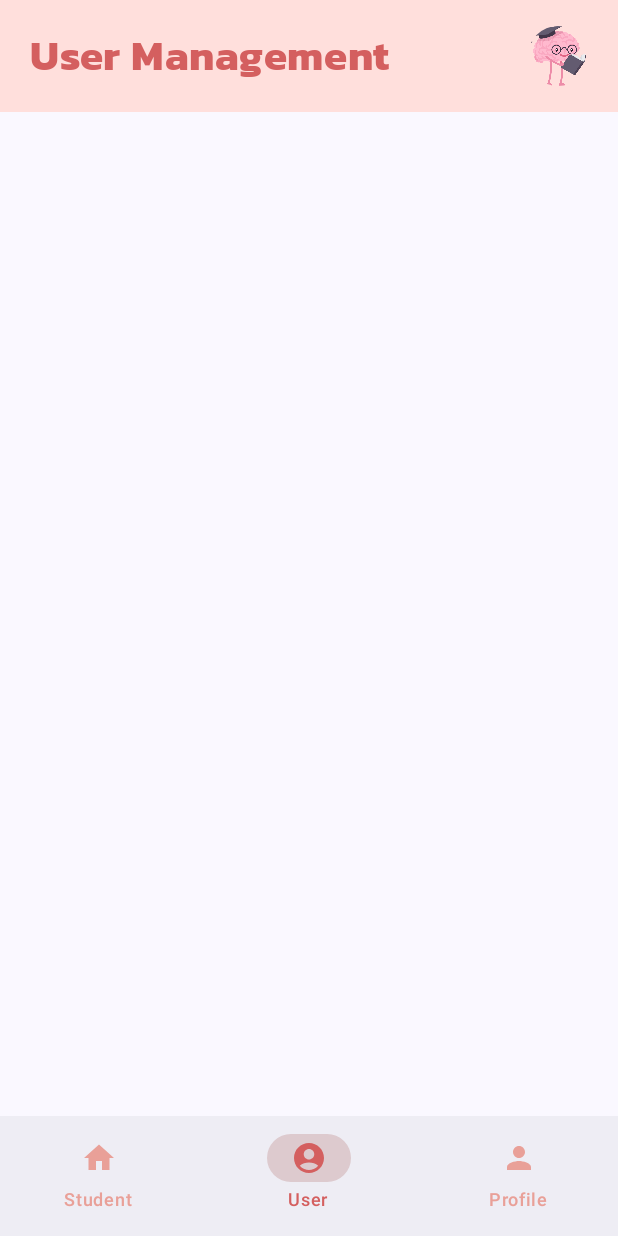
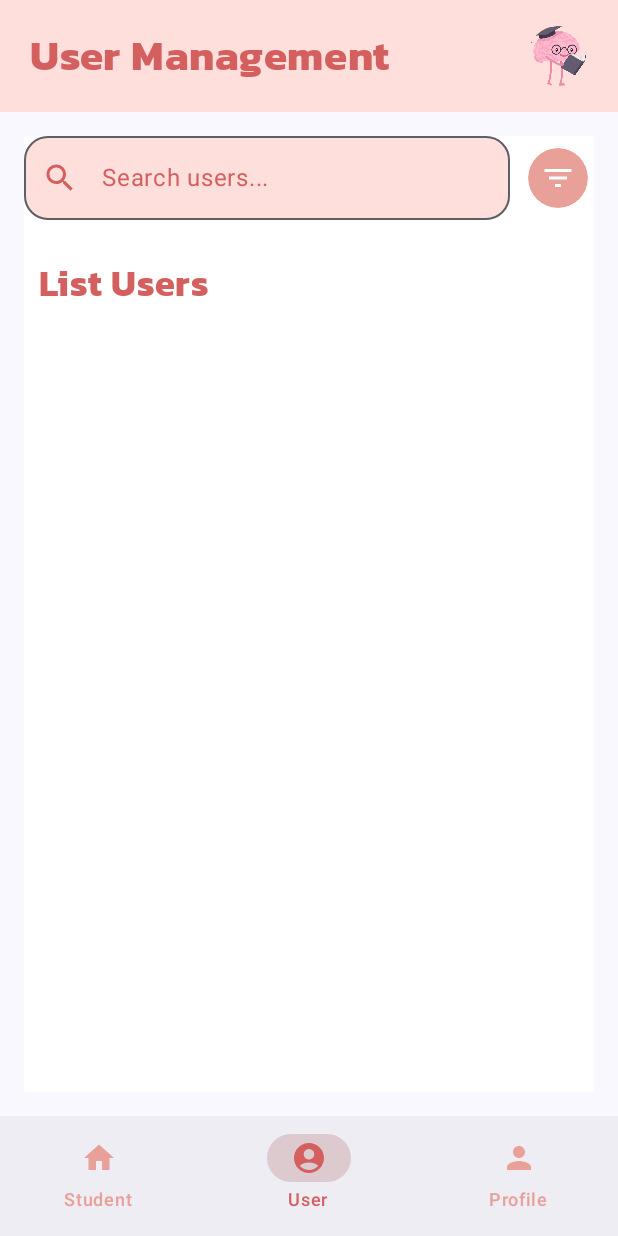
Before and after one commit to Tan-1106/Student-Information-Management, an Android app built with Jetpack Compose: the screen it shows after launch (MainActivity), item 2 of the bottom bar chosen, on a phone screen of 412 x 824 dp. Run offline under Robolectric (Android 15) with nearby library versions, the phone set to English and light mode, and no system bars; our stand-ins replace Firebase (no records; nobody signed in at launch, a user with empty details on screens opened directly).

Commit message:
Update UserManagement Screen

```diff
--- a/app/src/main/java/com/example/studentinformationmanagement/data/shared/LoginRepository.kt
+++ /dev/null
@@ -1,8 +0,0 @@
-package com.example.studentinformationmanagement.data.shared
-
-import com.google.firebase.auth.FirebaseAuth
-import kotlinx.coroutines.tasks.await
-
-class LoginRepository {
-    private val auth = Firebase
-}
--- a/app/src/main/java/com/example/studentinformationmanagement/ui/admin/AdminViewModel.kt
+++ b/app/src/main/java/com/example/studentinformationmanagement/ui/admin/AdminViewModel.kt
@@ -1,45 +1,64 @@
 package com.example.studentinformationmanagement.ui.admin
 
 import android.util.Log
+import androidx.compose.runtime.mutableStateOf
 import androidx.lifecycle.ViewModel
 import androidx.lifecycle.viewModelScope
 import com.example.studentinformationmanagement.data.admin.AdminRepository
 import com.example.studentinformationmanagement.data.admin.AdminUiState
 import com.example.studentinformationmanagement.data.admin.User
-import com.example.studentinformationmanagement.data.shared.LoginUiState
-import kotlinx.coroutines.Dispatchers
+import com.google.firebase.Firebase
+import com.google.firebase.firestore.firestore
 import kotlinx.coroutines.flow.MutableStateFlow
 import kotlinx.coroutines.flow.StateFlow
 import kotlinx.coroutines.flow.asStateFlow
-import kotlinx.coroutines.flow.update
 import kotlinx.coroutines.launch
+import androidx.compose.runtime.State
 
 class AdminViewModel : ViewModel() {
     private val repository = AdminRepository()
 
     private val _uiState = MutableStateFlow(AdminUiState())
-    val uiState: StateFlow<AdminUiState> =_uiState.asStateFlow()
+    val uiState: StateFlow<AdminUiState> = _uiState.asStateFlow()
 
-    // Fetch Users From FireStore
+    // Realtime User List
+    private val _userList = mutableStateOf<List<User>>(emptyList())
+    val userList: State<List<User>> = _userList
+
     init {
         fetchAllUsers()
     }
+
     private fun fetchAllUsers() {
-        viewModelScope.launch {
-            val result = repository.getAllUsers()
-            if (result.isSuccess) {
-                _uiState.value = _uiState.value.copy(userList = result.getOrNull() ?: emptyList())
-            } else {
-                Log.e("AdminViewModel", "Error while fetching user list.", result.exceptionOrNull())
+        // Dùng realtime Firestore listener giống ManagerViewModel
+        Firebase.firestore.collection("users")
+            .addSnapshotListener { snapshot, e ->
+                if (e != null || snapshot == null) {
+                    Log.e("Firestore", "Error fetching users: ${e?.message}")
+                    return@addSnapshotListener
+                }
+
+                val users = snapshot.documents.mapNotNull { doc ->
+                    try {
+                        doc.toObject(User::class.java)
+                    } catch (e: Exception) {
+                        Log.e("Firestore", "Parsing error: ${e.message}")
+                        null
+                    }
+                }
+
+                _userList.value = users
+
+                // Đồng bộ luôn vào AdminUiState nếu cần
+                _uiState.value = _uiState.value.copy(userList = users)
             }
-        }
     }
 
     fun onUserEditClicked(userPhoneNumber: String) {
-
+        // TODO: Xử lý sự kiện chỉnh sửa user
     }
 
     fun onUserSeeMoreClicked(userPhoneNumber: String) {
-
+        // TODO: Xử lý sự kiện xem thêm user
     }
 }
--- a/app/src/main/java/com/example/studentinformationmanagement/ui/admin/UserManagement.kt
+++ b/app/src/main/java/com/example/studentinformationmanagement/ui/admin/UserManagement.kt
@@ -1,15 +1,117 @@
 package com.example.studentinformationmanagement.ui.admin
 
-import androidx.compose.runtime.Composable
+import androidx.compose.foundation.background
+import androidx.compose.foundation.layout.*
+import androidx.compose.foundation.shape.RoundedCornerShape
+import androidx.compose.material.icons.Icons
+import androidx.compose.material.icons.filled.FilterList
+import androidx.compose.material.icons.filled.Search
+import androidx.compose.material3.*
+import androidx.compose.runtime.*
+import androidx.compose.ui.Alignment
 import androidx.compose.ui.Modifier
+import androidx.compose.ui.graphics.Color
+import androidx.compose.ui.text.TextStyle
+import androidx.compose.ui.text.input.TextFieldValue
+import androidx.compose.ui.tooling.preview.Preview
+import androidx.compose.ui.unit.dp
+import androidx.compose.ui.unit.sp
 import androidx.lifecycle.viewmodel.compose.viewModel
 import androidx.navigation.NavHostController
+import androidx.navigation.compose.rememberNavController
+import com.example.studentinformationmanagement.ui.shared.UserList
+import com.example.studentinformationmanagement.ui.theme.*
 
 @Composable
 fun UserManagement(
     modifier: Modifier = Modifier,
-    adminViewModel: AdminViewModel = viewModel(),
+    userViewModel: AdminViewModel = viewModel(),
     navController: NavHostController
 ) {
+    var searchText by remember { mutableStateOf(TextFieldValue("")) }
 
+    Box(
+        modifier = modifier
+            .fillMaxSize()
+            .padding(16.dp)
+            .background(Color.White)
+    ) {
+        Column(
+            modifier = Modifier
+                .fillMaxSize()
+                .padding(bottom = 10.dp)
+        ) {
+            // Search + Filter
+            Row(
+                modifier = Modifier
+                    .fillMaxWidth()
+                    .padding(bottom = 16.dp),
+                verticalAlignment = Alignment.CenterVertically
+            ) {
+                // Search Bar
+                OutlinedTextField(
+                    value = searchText,
+                    onValueChange = {
+                        searchText = it
+                        /* TODO: Xử lý sự kiện tìm kiếm */
+                    },
+                    modifier = Modifier.weight(1f),
+                    placeholder = { Text("Search users...", fontSize = 16.sp, color = primary_content) },
+                    leadingIcon = {
+                        Icon(Icons.Default.Search, contentDescription = "Search", tint = primary_content)
+                    },
+                    shape = RoundedCornerShape(16.dp),
+                    textStyle = TextStyle(fontSize = 16.sp, color = primary_content),
+                    colors = OutlinedTextFieldDefaults.colors(
+                        unfocusedContainerColor = third_content,
+                        focusedContainerColor = primary_container,
+                        focusedBorderColor = secondary_content,
+                    ),
+                    singleLine = true
+                )
+                Spacer(modifier = Modifier.width(8.dp))
+                IconButton(onClick = {
+                    /* TODO: Xây dựng và xử lý sự kiện bộ lọc */
+                }) {
+                    Box(
+                        modifier = Modifier
+                            .background(secondary_content, RoundedCornerShape(50))
+                            .padding(8.dp)
+                    ) {
+                        Icon(
+                            Icons.Default.FilterList,
+                            contentDescription = "Filter",
+                            tint = Color.White
+                        )
+                    }
+                }
+            }
+
+            Text(
+                text = "List Users",
+                modifier = Modifier.padding(vertical = 8.dp, horizontal = 10.dp),
+                fontSize = 24.sp,
+                fontFamily = kanit_bold_font,
+                color = primary_content
+            )
+
+            // User list
+            UserList(userViewModel.userList.value)
+        }
+    }
 }
+
+@Preview(
+    showBackground = true,
+    showSystemUi = true
+)
+@Composable
+fun UserManagementPreview() {
+    val fakeScreenNavController = rememberNavController()
+    Scaffold { innerPadding ->
+        UserManagement(
+            modifier = Modifier.padding(innerPadding),
+            navController = fakeScreenNavController
+        )
+    }
+}
--- a/app/src/main/java/com/example/studentinformationmanagement/ui/manager/StudentManagement.kt
+++ b/app/src/main/java/com/example/studentinformationmanagement/ui/manager/StudentManagement.kt
@@ -22,7 +22,6 @@ import androidx.compose.material3.OutlinedTextFieldDefaults
 import androidx.compose.material3.Scaffold
 import androidx.compose.material3.Text
 import androidx.compose.runtime.Composable
-import androidx.compose.runtime.LaunchedEffect
 import androidx.compose.runtime.getValue
 import androidx.compose.runtime.mutableStateOf
 import androidx.compose.runtime.remember
--- a/app/src/main/java/com/example/studentinformationmanagement/ui/shared/ShareComponents.kt
+++ b/app/src/main/java/com/example/studentinformationmanagement/ui/shared/ShareComponents.kt
@@ -298,14 +298,14 @@ fun InformationBox(
                     color = Color.DarkGray,
                     fontFamily = kanit_regular_font
                 )
-                if (stateOrClass == "Normal") {
+                if (stateOrClass == "Active") {
                     Text(
                         text = stateOrClass,
                         fontSize = 14.sp,
                         fontFamily = kanit_regular_font,
                         color = primary_content
                     )
-                } else if (stateOrClass == "Locked") {
+                } else if (stateOrClass == "Inactive") {
                     Text(
                         text = stateOrClass,
                         fontSize = 14.sp,
```
